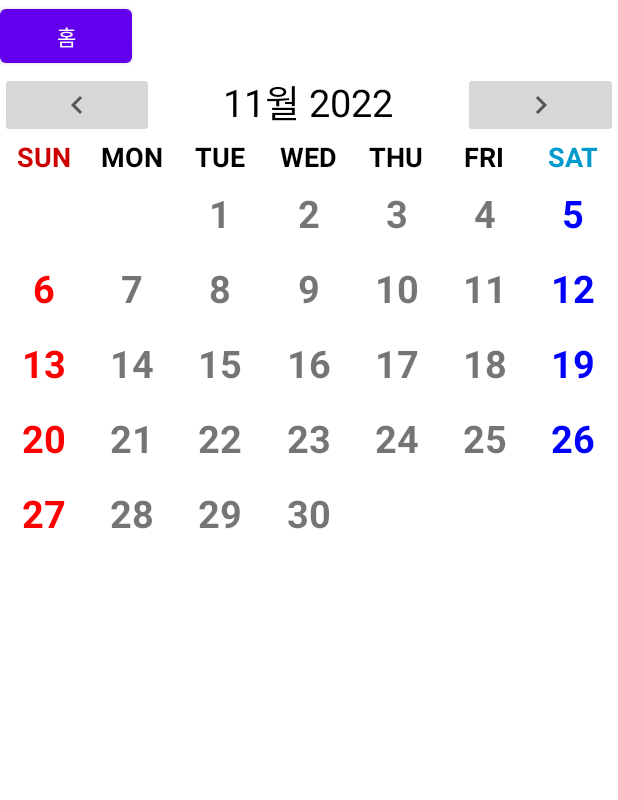
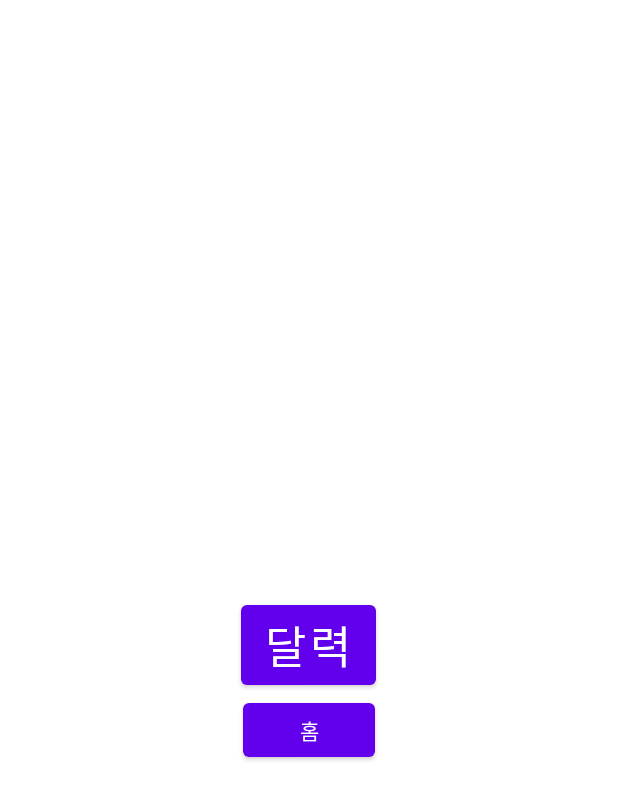
Before and after one commit to moosimoosihan/EditText, an Android app: the Calendar screen opened directly, with no data from a screen before it, on a phone screen of 412 x 824 dp. Shown: the top 800 px of the screen. Run offline under Robolectric (Android 15) with nearby library versions, the phone set to English and light mode, and no system bars.

Commit message:
Calendar

```diff
--- a/app/src/main/java/com/example/edittext/Calendar.kt
+++ b/app/src/main/java/com/example/edittext/Calendar.kt
@@ -1,26 +1,17 @@
 package com.example.edittext
 
+import android.app.DatePickerDialog
 import android.content.Intent
-import android.os.Build
 import androidx.appcompat.app.AppCompatActivity
 import android.os.Bundle
 import android.view.View
 import android.widget.Button
-import android.widget.Toast
-import androidx.databinding.DataBindingUtil
-import androidx.recyclerview.widget.GridLayoutManager
-import androidx.recyclerview.widget.RecyclerView
-import com.example.edittext.databinding.ActivityCalendarBinding
-import java.time.LocalDate
-import java.time.YearMonth
-import java.time.format.DateTimeFormatter
+import android.widget.TextView
+import java.util.Calendar
 
 class Calendar : AppCompatActivity() {
 
-    private lateinit var binding: ActivityCalendarBinding
-
-    //년월 변수
-    lateinit var selectedDate: LocalDate
+    lateinit var dateText: TextView
 
     private var btn_home: Button? = null
 
@@ -34,100 +25,45 @@ class Calendar : AppCompatActivity() {
             startActivity(intent) // 액티비티 이동.
         })
 
-//binding 초기화
-        binding = DataBindingUtil.setContentView(this, R.layout.activity_calendar)
+        dateText = findViewById(R.id.dateText)
 
-        //현재 날짜
-        selectedDate  = LocalDate.now()
+        val dateBtn: Button = findViewById(R.id.dateBtn)
 
-        //화면 설정
-        setMonthView()
+        //버튼 클릭 이벤트
+        dateBtn.setOnClickListener {
 
-        //이전달 버튼 이벤트
-        binding.preBtn.setOnClickListener {
-            //현재 월 -1 변수에 담기
-            selectedDate = selectedDate.minusMonths(1)
-            setMonthView()
-        }
-
-        //다음달 버튼 이벤트
-        binding.nextBtn.setOnClickListener {
-            selectedDate = selectedDate.plusMonths(1)
-            setMonthView()
+            //달력 보여주기 함수
+            showDatePicker()
         }
     }
 
-    //날짜 화면에 보여주기
-    private fun setMonthView() {
-        //년월 텍스트뷰 셋팅
-        binding.monthYearText.text = monthYearFromDate(selectedDate)
+    /**
+     * 달력 보여주기 함수
+     */
+    private fun showDatePicker(){
 
-        //날짜 생성해서 리스트에 담기
-        val dayList = dayInMonthArray(selectedDate)
+        //오늘 날짜 변수에 담기
+        val calendar: Calendar = Calendar.getInstance()
 
-        //어댑터 초기화
-        val adapter = CalendarAdapter(dayList, this)
+        val iYear = calendar.get(Calendar.YEAR)//년
+        val iMonth = calendar.get(Calendar.MONTH)//월
+        val iDay = calendar.get(Calendar.DAY_OF_MONTH)//일
 
-        //레이아웃 설정(열 7개)
-        var manager: RecyclerView.LayoutManager = GridLayoutManager(applicationContext, 7)
+        //달력 호출
+        val datePicker: DatePickerDialog = DatePickerDialog(this,
+            DatePickerDialog.OnDateSetListener { datePicker, year, month, day ->
 
-        //레이아웃 적용
-        binding.recyclerView.layoutManager = manager
+                //1월은 0부터 시작해서 +1 해준다
+                val tMonth: Int = month + 1
 
-        //어뎁터 적용
-        binding.recyclerView.adapter = adapter
-    }
+                //년 월 일
+                val date: String = "$year / $tMonth / $day"
 
-    //날짜 타입 설정(월, 년)
-    private fun monthYearFromDate(date: LocalDate): String{
+                //화면에 선택한 날짜 보여주기
+                dateText.text = date
+            }, iYear, iMonth, iDay)
 
-        var formatter = DateTimeFormatter.ofPattern("MM월 yyyy")
-
-        // 받아온 날짜를 해당 포맷으로 변경
-        return date.format(formatter)
-    }
-
-    //날짜 타입(년, 월)
-    private fun yearMonthFromDate(date: LocalDate): String{
-
-        var formatter = DateTimeFormatter.ofPattern("yyyy년 MM월")
-
-        // 받아온 날짜를 해당 포맷으로 변경
-        return date.format(formatter)
-    }
-
-
-    //날짜 생성
-    private fun dayInMonthArray(date: LocalDate): ArrayList<String>{
-
-        var dayList = ArrayList<String>()
-
-        var yearMonth = YearMonth.from(date)
-
-        //해당 월 마지막 날짜 가져오기(예: 28, 30, 31)
-        var lastDay = yearMonth.lengthOfMonth()
-
-        //해당 월의 첫 번째 날 가져오기(예: 4월 1일)
-        var firstDay = selectedDate.withDayOfMonth(1)
-
-        //첫 번째날 요일 가져오기(월:1, 일: 7)
-        var dayOfWeek = firstDay.dayOfWeek.value
-
-        for(i in 1..41){
-            if(i <= dayOfWeek || i > (lastDay + dayOfWeek)){
-                dayList.add("")
-            }else{
-                dayList.add((i - dayOfWeek).toString())
-            }
-        }
-
-        return dayList
-    }
-
-    //아이템 클릭 이벤트
-    override fun onItemClick(dayText: String) {
-        var yearMonthDay = yearMonthFromDate(selectedDate) + " " + dayText + "일"
-
-        Toast.makeText(this, yearMonthDay, Toast.LENGTH_SHORT).show()
+        //달력 호출
+        datePicker.show()
     }
 }
--- a/app/src/main/java/com/example/edittext/CalendarAdapter.kt
+++ /dev/null
@@ -1,53 +0,0 @@
-package com.example.edittext
-
-import android.graphics.Color
-import android.view.LayoutInflater
-import android.view.View
-import android.view.ViewGroup
-import android.widget.TextView
-import androidx.recyclerview.widget.RecyclerView
-
-class CalendarAdapter(private val dayList: ArrayList<String>, calendar: Calendar):
-    RecyclerView.Adapter<CalendarAdapter.ItemViewHolder>() {
-
-
-    class ItemViewHolder(itemView: View): RecyclerView.ViewHolder(itemView){
-
-        val dayText: TextView = itemView.findViewById(R.id.dayText)
-    }
-
-    //화면 설정
-    override fun onCreateViewHolder(parent: ViewGroup, viewType: Int): ItemViewHolder {
-        val view = LayoutInflater.from(parent.context)
-            .inflate(R.layout.calendar_item, parent, false)
-
-        return ItemViewHolder(view)
-    }
-
-    //데이터 설정
-    override fun onBindViewHolder(holder: ItemViewHolder, position: Int) {
-
-        //날짜 변수에 담기
-        var day = dayList[holder.adapterPosition]
-
-        holder.dayText.text = day
-
-        //텍스트 색상 지정(토,일)
-        if((position +1) % 7 == 0){ //토요일은 파랑
-            holder.dayText.setTextColor(Color.BLUE)
-
-        }else if( position == 0 || position % 7 == 0){ //일요일은 빨강
-            holder.dayText.setTextColor(Color.RED)
-        }
-
-        //날짜 클릭 이벤트
-        holder.itemView.setOnClickListener {
-            //인터페이스를 통해 날짜를 넘겨준다.
-            onItemListener.onItemClick(day)
-        }
-    }
-
-    override fun getItemCount(): Int {
-        return dayList.size
-    }
-}
--- a/app/src/main/java/com/example/edittext/OnItemListener.kt
+++ /dev/null
@@ -1,6 +0,0 @@
-package com.example.edittext
-
-interface OnItemListener {
-
-    fun onItemClick(dayText: String)
-}
--- a/app/src/main/res/layout/activity_calendar.xml
+++ b/app/src/main/res/layout/activity_calendar.xml
@@ -1,132 +1,31 @@
 <?xml version="1.0" encoding="utf-8"?>
-<layout xmlns:android="http://schemas.android.com/apk/res/android"
+<LinearLayout xmlns:android="http://schemas.android.com/apk/res/android"
     xmlns:app="http://schemas.android.com/apk/res-auto"
     xmlns:tools="http://schemas.android.com/tools"
     android:layout_width="match_parent"
     android:layout_height="match_parent"
+    android:orientation="vertical"
+    android:gravity="center"
     tools:context=".Calendar">
 
+    <TextView
+        android:id="@+id/dateText"
+        android:layout_width="wrap_content"
+        android:layout_height="wrap_content"
+        android:textSize="40sp" />
 
-    <LinearLayout
-        android:layout_width="match_parent"
-        android:layout_height="match_parent"
-        android:orientation="vertical">
+    <Button
+        android:id="@+id/dateBtn"
+        android:layout_width="wrap_content"
+        android:layout_height="wrap_content"
+        android:layout_marginTop="30dp"
+        android:text="달력"
+        android:textSize="30sp" />
 
-        <Button
-            android:layout_width="wrap_content"
-            android:layout_height="wrap_content"
-            android:id="@+id/btn_home"
-            android:text="홈"/>
+    <Button
+        android:layout_width="wrap_content"
+        android:layout_height="wrap_content"
+        android:text="홈"
+        android:id="@+id/btn_home"/>
 
-    <LinearLayout
-        android:layout_width="match_parent"
-        android:layout_height="wrap_content"
-        android:orientation="horizontal">
-
-        <ImageButton
-            android:id="@+id/pre_btn"
-            android:layout_width="0dp"
-            android:layout_height="wrap_content"
-            android:layout_weight="1"
-            android:src="@drawable/ic_pre" />
-
-        <TextView
-            android:id="@+id/monthYearText"
-            android:layout_width="0dp"
-            android:layout_height="wrap_content"
-            android:layout_weight="2"
-            android:text="4월 2021"
-            android:textAlignment="center"
-            android:textColor="@android:color/black"
-            android:textSize="25sp" />
-
-        <ImageButton
-            android:id="@+id/next_btn"
-            android:layout_width="0dp"
-            android:layout_height="wrap_content"
-            android:layout_weight="1"
-            android:src="@drawable/ic_next" />
-    </LinearLayout>
-
-    <LinearLayout
-        android:layout_width="match_parent"
-        android:layout_height="wrap_content"
-        android:orientation="horizontal">
-
-        <TextView
-            android:layout_width="0dp"
-            android:layout_height="wrap_content"
-            android:layout_weight="1"
-            android:text="SUN"
-            android:textStyle="bold"
-            android:textSize="18sp"
-            android:textAlignment="center"
-            android:textColor="@android:color/holo_red_dark"/>
-
-        <TextView
-            android:layout_width="0dp"
-            android:layout_height="wrap_content"
-            android:layout_weight="1"
-            android:text="MON"
-            android:textStyle="bold"
-            android:textSize="18sp"
-            android:textAlignment="center"
-            android:textColor="@android:color/black"/>
-
-        <TextView
-            android:layout_width="0dp"
-            android:layout_height="wrap_content"
-            android:layout_weight="1"
-            android:text="TUE"
-            android:textStyle="bold"
-            android:textSize="18sp"
-            android:textAlignment="center"
-            android:textColor="@android:color/black"/>
-
-        <TextView
-            android:layout_width="0dp"
-            android:layout_height="wrap_content"
-            android:layout_weight="1"
-            android:text="WED"
-            android:textStyle="bold"
-            android:textSize="18sp"
-            android:textAlignment="center"
-            android:textColor="@android:color/black"/>
-
-        <TextView
-            android:layout_width="0dp"
-            android:layout_height="wrap_content"
-            android:layout_weight="1"
-            android:text="THU"
-            android:textStyle="bold"
-            android:textSize="18sp"
-            android:textAlignment="center"
-            android:textColor="@android:color/black"/>
-
-        <TextView
-            android:layout_width="0dp"
-            android:layout_height="wrap_content"
-            android:layout_weight="1"
-            android:text="FRI"
-            android:textStyle="bold"
-            android:textSize="18sp"
-            android:textAlignment="center"
-            android:textColor="@android:color/black"/>
-
-        <TextView
-            android:layout_width="0dp"
-            android:layout_height="wrap_content"
-            android:layout_weight="1"
-            android:text="SAT"
-            android:textStyle="bold"
-            android:textSize="18sp"
-            android:textAlignment="center"
-            android:textColor="@android:color/holo_blue_dark"/>
-    </LinearLayout>
-
-    <androidx.recyclerview.widget.RecyclerView
-        android:layout_width="match_parent"
-        android:layout_height="wrap_content"
-        android:id="@+id/recyclerView"/>
-    </LinearLayout>
-</layout>
+</LinearLayout>
--- a/app/src/main/res/layout/calendar_item.xml
+++ /dev/null
@@ -1,17 +0,0 @@
-<?xml version="1.0" encoding="utf-8"?>
-<LinearLayout xmlns:android="http://schemas.android.com/apk/res/android"
-    android:orientation="vertical"
-    android:layout_width="match_parent"
-    android:layout_height="50dp"
-    android:padding="8dp">
-
-    <TextView
-        android:id="@+id/dayText"
-        android:layout_width="wrap_content"
-        android:layout_height="wrap_content"
-        android:layout_gravity="center"
-        android:text="1"
-        android:textSize="25sp"
-        android:textStyle="bold"/>
-
-</LinearLayout>
```
